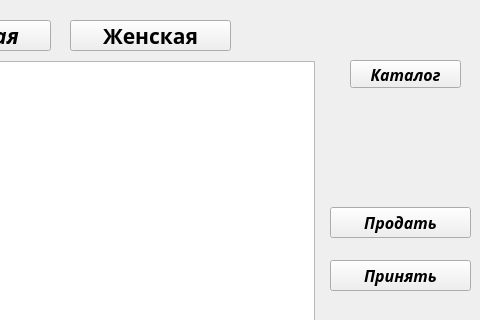
Old version of the form main.ui in the repository x00421/Course-work-on-Visual-programming-.; both pictures show x 480 to 960 and y 0 to 320 of the 960 by 540 pixel window.
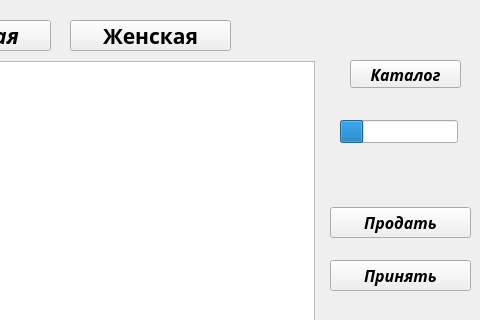
New version of the form.

Patch:
```diff
--- a/main.ui
+++ b/main.ui
@@ -408,6 +408,25 @@
     <bool>false</bool>
    </property>
   </widget>
+  <widget class="QProgressBar" name="progressBar">
+   <property name="geometry">
+    <rect>
+     <x>820</x>
+     <y>120</y>
+     <width>118</width>
+     <height>23</height>
+    </rect>
+   </property>
+   <property name="maximum">
+    <number>15</number>
+   </property>
+   <property name="value">
+    <number>3</number>
+   </property>
+   <property name="format">
+    <string notr="true"/>
+   </property>
+  </widget>
  </widget>
  <resources/>
  <connections/>
```
